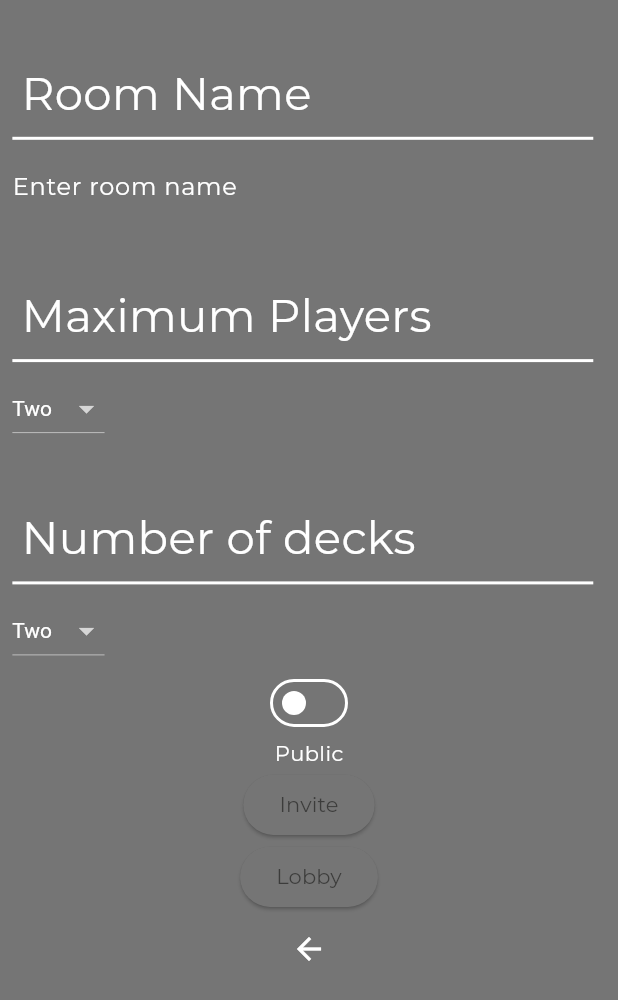
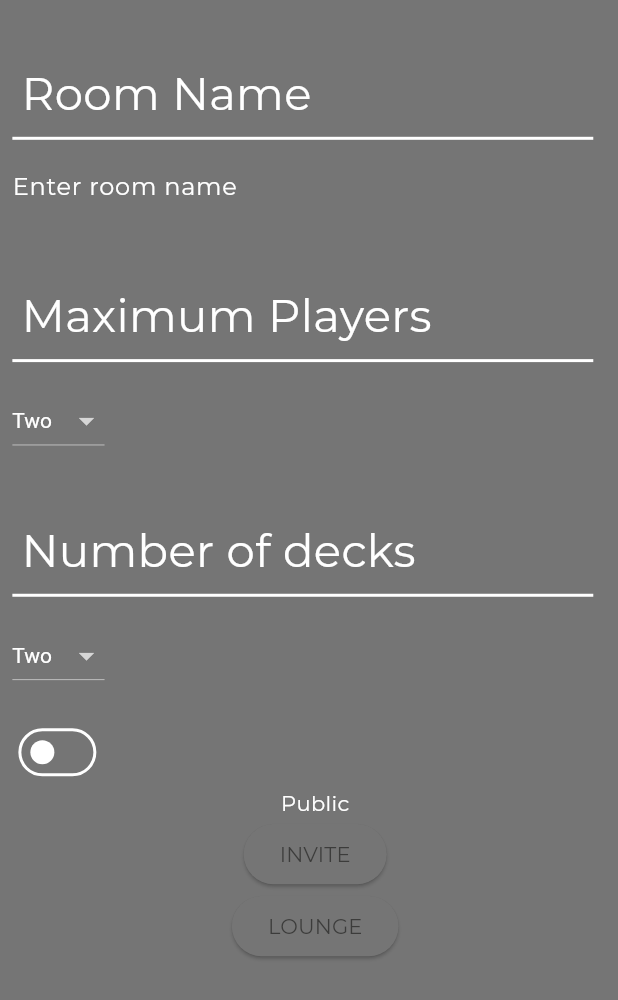
Before and after one commit to jeffrgh/bank_game, a Flutter app: the CreateRoomScreen screen opened directly, on a phone screen of 412 x 824 dp. Shown: the top 1000 px of the screen. Run offline on Flutter 3.47's test engine with Material 2 defaults, Android fonts, the phone set to English and light mode, and no system bars; network calls fail; project files that could hold a hidden picture were left out.

Commit message:
Changes to alignment of certain widgets

```diff
--- a/lib/screens/createroomscreen.dart
+++ b/lib/screens/createroomscreen.dart
@@ -31,6 +31,8 @@ class _CreateRoomScreenState extends State<CreateRoomScreen> {
       }
     }
   }
+
+  bool inviteLinkCopied = false;
 
   @override
   Widget build(BuildContext context) {
@@ -108,6 +110,7 @@ class _CreateRoomScreenState extends State<CreateRoomScreen> {
             Padding(
               padding: EdgeInsets.only(
                 left: MediaQuery.of(context).size.width * 0.02,
+                top: MediaQuery.of(context).size.height * 0.01,
               ),
               child: Align(
                 child: DropdownButton(
@@ -165,6 +168,7 @@ class _CreateRoomScreenState extends State<CreateRoomScreen> {
             Padding(
               padding: EdgeInsets.only(
                 left: MediaQuery.of(context).size.width * 0.02,
+                top: MediaQuery.of(context).size.height * 0.01,
               ),
               child: Align(
                 child: DropdownButton(
@@ -197,26 +201,63 @@ class _CreateRoomScreenState extends State<CreateRoomScreen> {
                 alignment: Alignment.centerLeft,
               ),
             ),
-            Switch(
+            Padding(
+              padding: EdgeInsets.only(
+                left: MediaQuery.of(context).size.width * 0.02,
+                top: MediaQuery.of(context).size.height * 0.02,
+              ),
+              child: Align(
+                child: Switch(
                   onChanged: toggleSwitch,
                   value: isPrivate,
                 ),
-            Text(
+                alignment: Alignment.centerLeft,
+              ),
+            ),
+            Padding(
+              padding: EdgeInsets.only(
+                left: MediaQuery.of(context).size.width * 0.02,
+              ),
+              child: Text(
                 pubOrPriv,
               ),
-            ElevatedButton(
+            ),
+            Padding(
+              padding: EdgeInsets.only(
+                left: MediaQuery.of(context).size.width * 0.02,
+              ),
+              child: !inviteLinkCopied
+                  ? ElevatedButton(
+                      onPressed: () {
+                        setState(() {
+                          inviteLinkCopied = true;
+                        });
+                      },
+                      child: const Text(
+                        'INVITE',
+                      ),
+                    )
+                  : const ElevatedButton(
+                      child: Text('LINK COPIED'),
+                      onPressed: null,
+                    ),
+            ),
+            Padding(
+              padding: EdgeInsets.only(
+                left: MediaQuery.of(context).size.width * 0.02,
+              ),
+              child: ElevatedButton(
                 onPressed: () {},
                 child: const Text(
-                'Invite',
+                  'LOUNGE',
                 ),
               ),
-            ElevatedButton(
-              onPressed: () {},
-              child: const Text(
-                'Lobby',
             ),
+            SizedBox(
+              height: MediaQuery.of(context).size.height * 0.2108,
             ),
-            IconButton(
+            Align(
+              child: IconButton(
                 onPressed: () {
                   Navigator.pop(context);
                 },
@@ -224,6 +265,8 @@ class _CreateRoomScreenState extends State<CreateRoomScreen> {
                   Icons.arrow_back,
                 ),
               ),
+              alignment: Alignment.centerLeft,
+            ),
           ],
         ),
       ),
```
Lines whose indentation alone changed are shown as unchanged.
